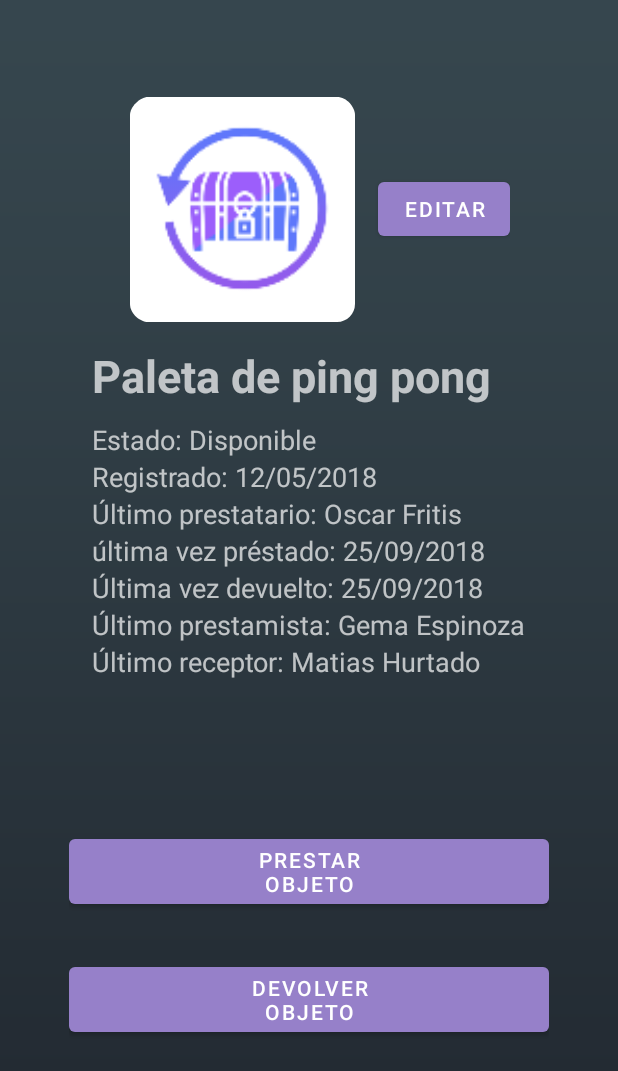
After one commit to Kryptha/CEEPRESTA, an Android app: the layout detalles_objeto.xml on its own in the app's theme, with its tools: preview values and no code run, on a phone screen of 412 x 824 dp. The commit adds this screen. Shown: the top 1071 px of the screen. Run offline under Robolectric (Android 15) with nearby library versions, the phone set to English and light mode, and no system bars; network calls fail.

Commit message:
XML detalles objeto + Actividad detalles objeto
Se pueden clickear los objetos de la lista inventario y los lleva a la pantalla con sus detalles respectivos. Aun falta agregar datos a la BD sobre prestatarios, prestamistas y fechas.

```diff
--- a/app/src/main/AndroidManifest.xml
+++ b/app/src/main/AndroidManifest.xml
@@ -9,7 +9,8 @@
         android:roundIcon="@mipmap/ic_launcher_cee_round"
         android:supportsRtl="true"
         android:theme="@style/Theme.CeePresta">
-        <activity android:name=".Mostrar_Inventario_Activity"></activity>
+        <activity android:name=".DetallesObjeto_Activity"></activity>
+        <activity android:name=".Mostrar_Inventario_Activity" />
         <activity android:name=".AñadirObjeto_Activity" />
         <activity android:name=".Principal_Activity" />
         <activity android:name=".InicioSesion_Activity">
--- /dev/null
+++ b/app/src/main/java/com/example/ceepresta/DetallesObjeto_Activity.java
@@ -0,0 +1,42 @@
+package com.example.ceepresta;
+
+import androidx.appcompat.app.AppCompatActivity;
+
+import android.os.Bundle;
+import android.util.Log;
+import android.view.View;
+import android.widget.Button;
+import android.widget.ImageView;
+import android.widget.TextView;
+import android.widget.Toast;
+
+import com.squareup.picasso.Picasso;
+
+public class DetallesObjeto_Activity extends AppCompatActivity
+{
+    private String nombreObjeto, estado, fechaRegistro, Urlimage;
+    private TextView nombreDetalle, estadoDetalle, fechaRegDetalle;
+    private ImageView imgObjetoDetalle;
+
+    @Override
+    protected void onCreate(Bundle savedInstanceState) {
+        super.onCreate(savedInstanceState);
+        setContentView(R.layout.detalles_objeto);
+
+        nombreObjeto = getIntent().getStringExtra("nombre");
+        estado = getIntent().getStringExtra("estado");
+        fechaRegistro = getIntent().getStringExtra("fechaRegistro");
+        Urlimage = getIntent().getStringExtra("Urlimage");
+
+        nombreDetalle = findViewById(R.id.tv_nombre_detalle);
+        estadoDetalle = findViewById(R.id.tv_estado_detalle);
+        fechaRegDetalle = findViewById(R.id.tv_fechaReg_detalle);
+
+        imgObjetoDetalle = findViewById(R.id.iv_imgObjeto_detalle);
+
+        nombreDetalle.setText(nombreObjeto);
+        estadoDetalle.setText("Estado: " + estado);
+        fechaRegDetalle.setText("Fecha de registro: " + fechaRegistro);
+        Picasso.get().load(Urlimage).into(imgObjetoDetalle);
+    }
+}
--- a/app/src/main/java/com/example/ceepresta/Mostrar_Inventario_Activity.java
+++ b/app/src/main/java/com/example/ceepresta/Mostrar_Inventario_Activity.java
@@ -5,6 +5,7 @@ import androidx.appcompat.app.AppCompatActivity;
 import androidx.recyclerview.widget.LinearLayoutManager;
 import androidx.recyclerview.widget.RecyclerView;
 
+import android.content.Intent;
 import android.os.Bundle;
 import android.view.View;
 import android.widget.ProgressBar;
@@ -108,8 +109,12 @@ public class Mostrar_Inventario_Activity extends AppCompatActivity implements Ad
     @Override
     public void onItemClick(int position)
     {
-
-        Toast.makeText(this, "Normal click at position: " + position, Toast.LENGTH_SHORT).show();
+        Intent intent = new Intent(getApplicationContext(), DetallesObjeto_Activity.class);
+        intent.putExtra("nombre", lista_de_objetos.get(position).getNombre());
+        intent.putExtra("estado", lista_de_objetos.get(position).getEstado());
+        intent.putExtra("fechaRegistro", lista_de_objetos.get(position).getFechaRegistro());
+        intent.putExtra("Urlimage", lista_de_objetos.get(position).getUrlimage());
+        startActivity(intent);
     }
 
     //En caso de mantener apretado un item de la lista de objetos
--- a/app/src/main/res/layout/activity_mostrar__inventario_.xml
+++ b/app/src/main/res/layout/activity_mostrar__inventario_.xml
@@ -21,7 +21,6 @@
         android:layout_width="match_parent"
         android:layout_height="wrap_content"
         android:orientation="horizontal">
-
 
         <Button
             android:id="@+id/categoria_filtado"
--- a/app/src/main/res/layout/activity_principal.xml
+++ b/app/src/main/res/layout/activity_principal.xml
@@ -83,9 +83,7 @@
                     android:textSize="18sp"
                     android:text="Buscar"
                     android:layout_width="wrap_content"
-                    android:layout_height="wrap_content"
-                    />
-
+                    android:layout_height="wrap_content" />
             </LinearLayout>
 
         </androidx.cardview.widget.CardView>
--- /dev/null
+++ b/app/src/main/res/layout/detalles_objeto.xml
@@ -0,0 +1,149 @@
+<?xml version="1.0" encoding="utf-8"?>
+<LinearLayout
+    xmlns:android="http://schemas.android.com/apk/res/android"
+    android:layout_width="wrap_content"
+    android:layout_height="wrap_content"
+    android:background="@drawable/backgroundgeneral"
+    android:orientation="vertical"
+    android:layout_gravity="center_horizontal"
+    android:gravity="center">
+
+    <LinearLayout
+        android:layout_width="match_parent"
+        android:layout_height="match_parent"
+        android:layout_gravity="center"
+        android:layout_marginBottom="100dp">
+
+        <LinearLayout
+            android:layout_width="match_parent"
+            android:layout_height="match_parent"
+            android:layout_gravity="center_horizontal"
+            android:orientation="vertical"
+            android:gravity="center">
+
+            <LinearLayout
+                android:layout_width="wrap_content"
+                android:layout_height="wrap_content"
+                android:orientation="horizontal">
+
+                <ImageView
+                    android:id="@+id/iv_imgObjeto_detalle"
+                    android:layout_width="150dp"
+                    android:layout_height="150dp"
+                    android:layout_margin="15dp"
+                    android:src="@mipmap/ic_launcher_cee"/>
+
+                <Button
+                    android:id="@+id/btn_editar_detalle"
+                    android:layout_width="wrap_content"
+                    android:layout_height="wrap_content"
+                    android:text="Editar"
+                    android:layout_gravity="center"
+                    android:gravity="center"/>
+
+            </LinearLayout>
+
+
+            <LinearLayout
+                android:layout_width="wrap_content"
+                android:layout_height="wrap_content"
+                android:orientation="vertical"
+                android:layout_gravity="center"
+                android:gravity="left">
+
+                <TextView
+                    android:id="@+id/tv_nombre_detalle"
+                    android:layout_width="wrap_content"
+                    android:layout_height="wrap_content"
+                    android:text="Paleta de ping pong"
+                    android:textSize="30dp"
+                    android:textStyle="bold"
+                    android:layout_marginBottom="10dp"/>
+
+                <TextView
+                    android:id="@+id/tv_estado_detalle"
+                    android:layout_width="wrap_content"
+                    android:layout_height="wrap_content"
+                    android:text="Estado: Disponible"
+                    android:textSize="18dp"/>
+
+                <TextView
+                    android:id="@+id/tv_fechaReg_detalle"
+                    android:layout_width="wrap_content"
+                    android:layout_height="wrap_content"
+                    android:text="Registrado: 12/05/2018"
+                    android:textSize="18dp"/>
+
+
+                <TextView
+                    android:id="@+id/tv_ult_prest"
+                    android:layout_width="wrap_content"
+                    android:layout_height="wrap_content"
+                    android:text="Último prestatario: Oscar Fritis"
+                    android:textSize="18dp"/>
+
+                <TextView
+                    android:id="@+id/tv_ultvez_prest"
+                    android:layout_width="wrap_content"
+                    android:layout_height="wrap_content"
+                    android:text="última vez préstado: 25/09/2018"
+                    android:textSize="18dp"/>
+
+                <TextView
+                    android:id="@+id/tv_ultvez_dev"
+                    android:layout_width="wrap_content"
+                    android:layout_height="wrap_content"
+                    android:text="Última vez devuelto: 25/09/2018"
+                    android:textSize="18dp"/>
+
+                <TextView
+                    android:id="@+id/tv_ult_prestamista"
+                    android:layout_width="wrap_content"
+                    android:layout_height="wrap_content"
+                    android:text="Último prestamista: Gema Espinoza"
+                    android:textSize="18dp"/>
+
+                <TextView
+                    android:id="@+id/tv_ult_receptor"
+                    android:layout_width="wrap_content"
+                    android:layout_height="wrap_content"
+                    android:text="Último receptor: Matias Hurtado"
+                    android:textSize="18dp"/>
+            </LinearLayout>
+
+
+    </LinearLayout>
+
+
+    </LinearLayout>
+
+    <LinearLayout
+        android:layout_width="wrap_content"
+        android:layout_height="wrap_content"
+        android:orientation="vertical"
+        android:layout_gravity="center_horizontal"
+        android:paddingBottom="80dp">
+
+        <Button
+            android:id="@+id/btn_prestar_objeto"
+            android:layout_width="wrap_content"
+            android:layout_height="wrap_content"
+            android:text="Prestar objeto"
+            android:layout_gravity="center"
+            android:paddingLeft="100dp"
+            android:paddingRight="100dp"
+            android:layout_marginBottom="30dp"/>
+
+        <Button
+            android:id="@+id/btn_devolver_objeto"
+            android:layout_width="wrap_content"
+            android:layout_height="wrap_content"
+            android:text="Devolver Objeto"
+            android:paddingLeft="100dp"
+            android:paddingRight="100dp"
+            android:layout_gravity="center"/>
+    </LinearLayout>
+
+
+
+</LinearLayout>
```
